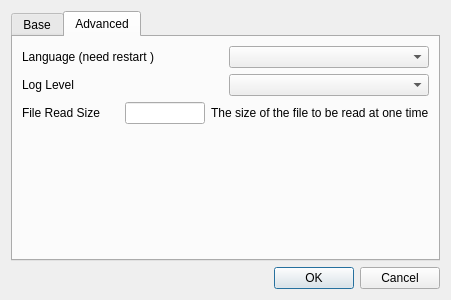
Before: the Qt Designer form CryptokiMan/settings_dlg.ui in jykim74/CryptokiMan, drawn with Qt 5.
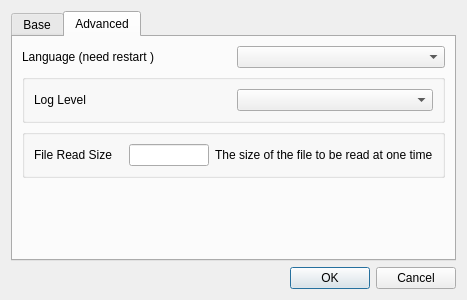
After: the same form once the commit is applied.

Commit message:
Unlicense 에서 사용 하지 않는 설정 숨기기
타이틀 처리 개선

What changed in the file:
```diff
--- a/CryptokiMan/settings_dlg.ui
+++ b/CryptokiMan/settings_dlg.ui
@@ -6,7 +6,7 @@
    <rect>
     <x>0</x>
     <y>0</y>
-    <width>451</width>
+    <width>467</width>
     <height>300</height>
    </rect>
   </property>
@@ -178,10 +178,11 @@
         </layout>
        </item>
        <item>
-        <layout class="QGridLayout" name="gridLayout_2">
-         <property name="topMargin">
-          <number>0</number>
+        <widget class="QGroupBox" name="mLogLevelGroup">
+         <property name="title">
+          <string/>
          </property>
+         <layout class="QGridLayout" name="gridLayout_3">
          <item row="0" column="0">
           <widget class="QLabel" name="label_2">
            <property name="text">
@@ -193,28 +194,14 @@
           <widget class="QComboBox" name="mLogLevelCombo"/>
          </item>
         </layout>
-       </item>
-       <item>
-        <layout class="QGridLayout" name="gridLayout_3">
-         <property name="topMargin">
-          <number>0</number>
-         </property>
-         <item row="0" column="1">
-          <widget class="QLineEdit" name="mFileReadSizeText">
-           <property name="minimumSize">
-            <size>
-             <width>80</width>
-             <height>0</height>
-            </size>
-           </property>
-           <property name="maximumSize">
-            <size>
-             <width>80</width>
-             <height>16777215</height>
-            </size>
-           </property>
-          </widget>
-         </item>
+        </widget>
+       </item>
+       <item>
+        <widget class="QGroupBox" name="mFileReadSizeGroup">
+         <property name="title">
+          <string/>
+         </property>
+         <layout class="QGridLayout" name="gridLayout_6">
          <item row="0" column="0">
           <widget class="QLabel" name="label_3">
            <property name="text">
@@ -222,6 +209,22 @@
            </property>
           </widget>
          </item>
+          <item row="0" column="1">
+           <widget class="QLineEdit" name="mFileReadSizeText">
+            <property name="minimumSize">
+             <size>
+              <width>80</width>
+              <height>0</height>
+             </size>
+            </property>
+            <property name="maximumSize">
+             <size>
+              <width>80</width>
+              <height>16777215</height>
+             </size>
+            </property>
+           </widget>
+          </item>
          <item row="0" column="2">
           <widget class="QLabel" name="label_4">
            <property name="text">
@@ -230,6 +233,7 @@
           </widget>
          </item>
         </layout>
+        </widget>
        </item>
        <item>
         <spacer name="verticalSpacer_2">
```
Left out of the diff: 2 changed lines with no effect on the pictures. Lines whose indentation alone changed are shown as unchanged. The commit also changes 2 other files.
